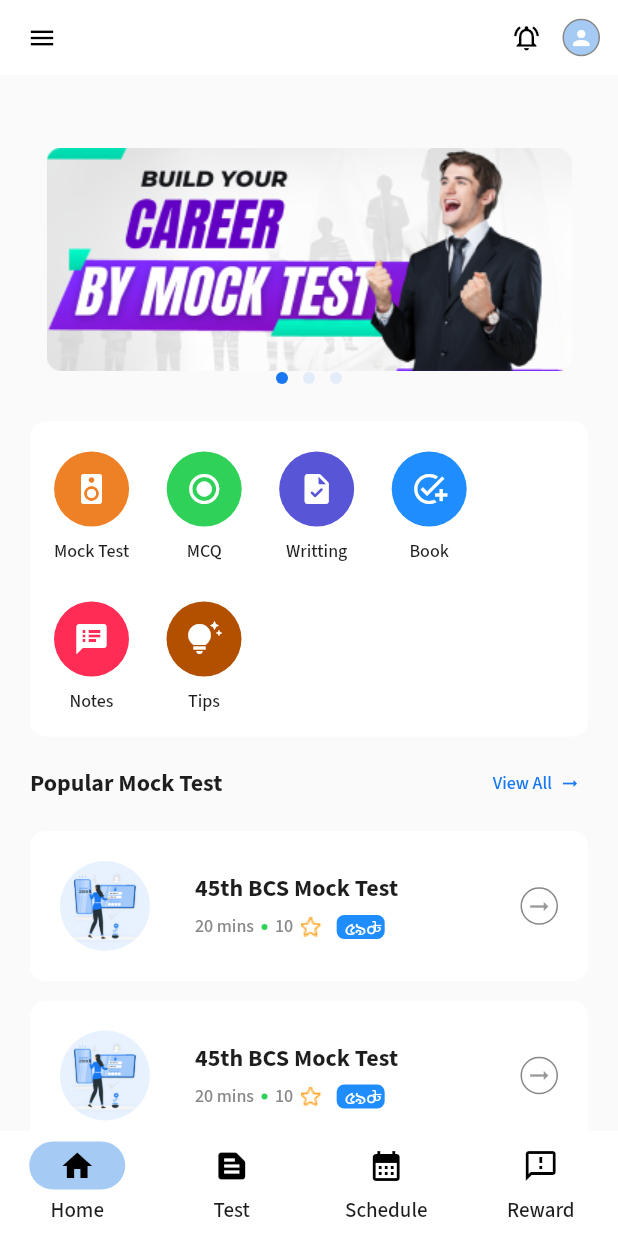
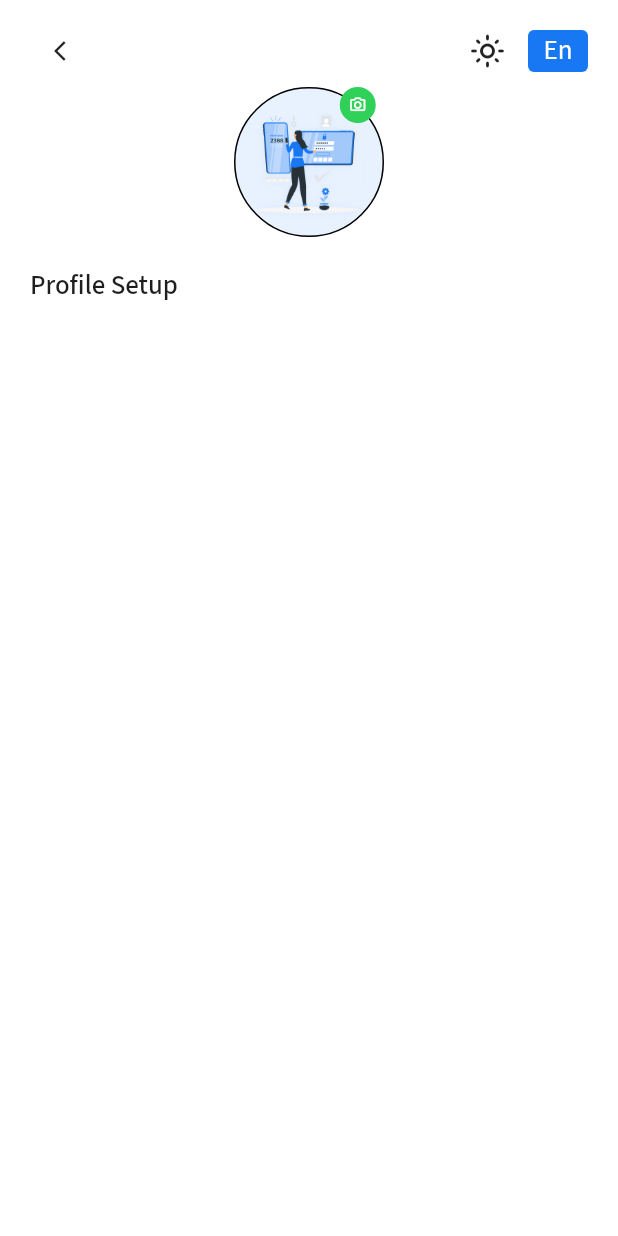
Before and after one commit to wahidmurad1/Mock-Test-App, a Flutter app: the HomeScreen screen opened by its route, after a tap on the "person" icon, on a phone screen of 412 x 824 dp. Run offline on Flutter 3.47's test engine with Material 2 defaults, Android fonts, the phone set to English and light mode, and no system bars; drawn by our look-alikes of carousel_slider; our stand-ins replace get, intl_phone_field, pin_code_fields.

Commit message:
profile setup ui not completed because figma not completed for profile

```diff
--- a/lib/utils/constants/imports.dart
+++ b/lib/utils/constants/imports.dart
@@ -22,3 +22,4 @@ export 'package:mock_test_app/widgets/common/auth/auth_linkup_textrow.dart';
 export 'package:mock_test_app/widgets/common/auth/count_down.dart';
 export 'package:mock_test_app/widgets/common/auth/otp_textfield.dart';
 export 'package:mock_test_app/widgets/common/common_rich_text.dart';
+export 'package:mock_test_app/views/profile/profile.dart';
--- a/lib/utils/constants/routes.dart
+++ b/lib/utils/constants/routes.dart
@@ -37,7 +37,7 @@ List<GetPage<dynamic>>? routes = [
   GetPage(name: krHomeScreen, page: () => HomeScreen(), transition: Transition.noTransition),
 
   //* info:: profile and more screens
-  // GetPage(name: krProfile, page: () => ProfileScreen(), transition: Transition.noTransition),
+  GetPage(name: krProfile, page: () => ProfileScreen(), transition: Transition.noTransition),
   // GetPage(name: krEditUserProfile, page: () => EditProfile(), transition: Transition.noTransition),
   // GetPage(name: krDeleteProfileReason, page: () => DeleteProfileReason(), transition: Transition.noTransition),
   // GetPage(name: krDeleteProfile, page: () => DeleteProfile(), transition: Transition.noTransition),
--- a/lib/utils/constants/strings.dart
+++ b/lib/utils/constants/strings.dart
@@ -45,6 +45,7 @@ const String ksLogOut = 'Logout';
 const String ksConfirmation = 'Conformation';
 const String ksAreYouSureYouWantToLogout = 'Are you sure you want to Logout';
 const String ksRating = 'Rating';
+const String ksProfileSetup = 'Profile Setup';
 
 
 //! end:: string
--- /dev/null
+++ b/lib/views/profile/profile.dart
@@ -0,0 +1,72 @@
+import 'package:mock_test_app/utils/constants/imports.dart';
+
+class ProfileScreen extends StatelessWidget {
+  const ProfileScreen({super.key});
+
+  @override
+  Widget build(BuildContext context) {
+    return SafeArea(
+      child: Scaffold(
+        backgroundColor: cWhiteColor,
+        body: SizedBox(
+          width: width,
+          height: height - MediaQuery.of(context).padding.top,
+          child: SingleChildScrollView(
+            child: Padding(
+              padding: const EdgeInsets.only(top: k10Padding, left: k20Padding, right: k20Padding),
+              child: Column(
+                crossAxisAlignment: CrossAxisAlignment.start,
+                children: [
+                  TopRowAndImage(
+                      icon: Icons.arrow_back_ios,
+                      backOnPressed: () {
+                        Get.back();
+                      }),
+                  Stack(
+                    children: [
+                      Center(
+                        child: Container(
+                          width: 100,
+                          height: 100,
+                          decoration: BoxDecoration(
+                            color: cBackgroundNeutralColor2,
+                            shape: BoxShape.circle,
+                            border: Border.all(width: 1, color: cBlackColor),
+                          ),
+                          child: Image.asset(otpImage),
+                        ),
+                      ),
+                      Positioned(
+                        top: 0,
+                        right: 0,
+                        left: 65,
+                        child: Container(
+                          width: h24,
+                          height: h24,
+                          decoration: const BoxDecoration(
+                            color: cGreenColor,
+                            shape: BoxShape.circle,
+                          ),
+                          child: const Icon(
+                            Icons.camera_alt_outlined,
+                            color: cWhiteColor,
+                            size: kIconSize12,
+                          ),
+                        ),
+                      ),
+                    ],
+                  ),
+                  kH20sizedBox,
+                  Text(
+                    ksProfileSetup,
+                    style: p18MediumTextStyle(cTextPrimaryColor),
+                  ),
+                ],
+              ),
+            ),
+          ),
+        ),
+      ),
+    );
+  }
+}
```
